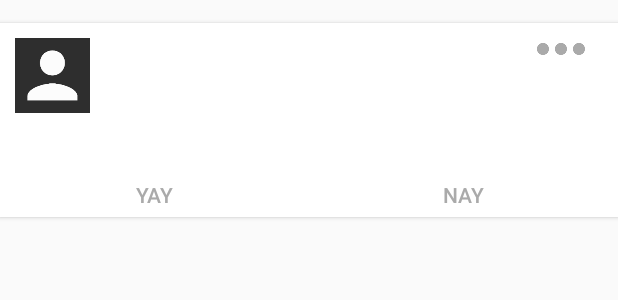
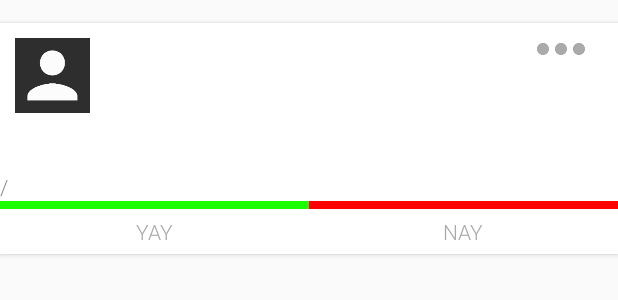
Before and after one commit to paidgeek/yaynay, an Android app: the layout question.xml on its own in the app's theme, with its tools: preview values and no code run, on a phone screen of 412 x 824 dp. Shown: the top 300 px of the screen. Run offline under Robolectric (Android 15) with nearby library versions, the phone set to English and light mode, and no system bars.

Commit message:
answering

```diff
--- a/app/src/main/java/com/moybl/yaynay/SignInActivity.java
+++ b/app/src/main/java/com/moybl/yaynay/SignInActivity.java
@@ -26,6 +26,7 @@ import java.util.logging.Logger;
 
 import butterknife.BindView;
 import butterknife.ButterKnife;
+import butterknife.OnClick;
 
 public class SignInActivity extends AppCompatActivity {
 
@@ -118,7 +119,8 @@ public class SignInActivity extends AppCompatActivity {
 		});
 	}
 
-	public void onGoogleSignInClick(View view) {
+	@OnClick(R.id.google_sign_in_button)
+	public void onGoogleSignInClick() {
 		Intent signInIntent = Auth.GoogleSignInApi.getSignInIntent(mGoogleApiClient);
 		startActivityForResult(signInIntent, RC_GOOGLE_SIGN_IN);
 	}
--- a/app/src/main/res/layout/question.xml
+++ b/app/src/main/res/layout/question.xml
@@ -2,6 +2,7 @@
 <layout xmlns:app="http://schemas.android.com/tools">
 	<data>
 		<import type="com.moybl.yaynay.Util"/>
+		<import type="android.view.View"/>
 		<variable name="question"
 					 type="com.moybl.yaynay.view.QuestionViewModel"/>
 	</data>
@@ -87,6 +88,40 @@
 							android:text="@{question.text, default=text}"/>
 				</LinearLayout>
 			</LinearLayout>
+
+			<LinearLayout
+					android:orientation="horizontal"
+					android:layout_width="match_parent"
+					android:layout_height="match_parent">
+				<TextView
+						android:layout_width="wrap_content"
+						android:layout_height="wrap_content"
+						android:text="@{String.valueOf(question.yayCount)}"/>
+				<TextView
+						android:layout_width="wrap_content"
+						android:layout_height="wrap_content"
+						android:text="/"/>
+				<TextView
+						android:layout_width="wrap_content"
+						android:layout_height="wrap_content"
+						android:text="@{String.valueOf(question.nayCount)}"/>
+			</LinearLayout>
+			<LinearLayout
+					android:visibility="@{question.yayCount > 0 || question.nayCount > 0 ? View.VISIBLE : View.GONE}"
+					android:orientation="horizontal"
+					android:layout_height="5dp"
+					android:layout_width="match_parent"
+					android:weightSum="1.0"
+					android:background="@color/nay">
+				<LinearLayout
+						android:layout_width="0dp"
+						android:layout_height="match_parent"
+						android:layout_weight="0.5"
+						android:background="@color/yay"
+						app:answerWeight="@{question.answerWeight}">
+				</LinearLayout>
+			</LinearLayout>
+
 			<LinearLayout
 					android:orientation="horizontal"
 					android:layout_width="match_parent"
@@ -97,7 +132,7 @@
 						android:layout_height="match_parent"
 						android:text="@string/yay"
 						android:textColor="@android:color/darker_gray"
-						android:onClick="@{question.onYayClick}"
+						android:onClick="@{question::onYayClick}"
 						android:background="?android:attr/selectableItemBackground"
 						android:layout_weight="1"/>
 				<Button
@@ -107,7 +142,7 @@
 						android:textColor="@android:color/darker_gray"
 						android:text="@string/nay"
 						android:background="?android:attr/selectableItemBackground"
-						android:onClick="@{question.onNayClick}"
+						android:onClick="@{question::onNayClick}"
 						android:layout_weight="1"/>
 			</LinearLayout>
 		</LinearLayout>
--- /dev/null
+++ b/app/src/main/res/values-v16/styles.xml
@@ -0,0 +1,11 @@
+<?xml version="1.0" encoding="utf-8"?>
+<resources>
+	<style name="RobotoTextViewStyle"
+			 parent="android:Widget.TextView">
+		<item name="android:fontFamily">sans-serif-light</item>
+	</style>
+	<style name="RobotoButtonStyle"
+			 parent="android:Widget.Holo.Button">
+		<item name="android:fontFamily">sans-serif-light</item>
+	</style>
+</resources>
--- a/app/src/main/res/values/colors.xml
+++ b/app/src/main/res/values/colors.xml
@@ -3,4 +3,6 @@
     <color name="colorPrimary">#3F51B5</color>
     <color name="colorPrimaryDark">#303F9F</color>
     <color name="colorAccent">#FF4081</color>
+    <color name="yay">#1aff00</color>
+    <color name="nay">#ff0000</color>
 </resources>
--- a/app/src/main/res/values/styles.xml
+++ b/app/src/main/res/values/styles.xml
@@ -1,8 +1,9 @@
 <resources>
 
-    <!-- Base application theme. -->
-    <style name="AppTheme" parent="Theme.AppCompat.Light.DarkActionBar">
-        <!-- Customize your theme here. -->
+	<style name="AppTheme"
+			 parent="Theme.AppCompat.Light.DarkActionBar">
+		<item name="android:textViewStyle">@style/RobotoTextViewStyle</item>
+		<item name="buttonStyle">@style/RobotoButtonStyle</item>
 		<item name="colorPrimary">@color/colorPrimary</item>
 		<item name="colorPrimaryDark">@color/colorPrimaryDark</item>
 		<item name="colorAccent">@color/colorAccent</item>
@@ -11,7 +12,9 @@
 		<item name="windowActionBar">false</item>
 		<item name="windowNoTitle">true</item>
 	</style>
-    <style name="AppTheme.AppBarOverlay" parent="ThemeOverlay.AppCompat.Dark.ActionBar"/>
-    <style name="AppTheme.PopupOverlay" parent="ThemeOverlay.AppCompat.Light"/>
+	<style name="AppTheme.AppBarOverlay"
+			 parent="ThemeOverlay.AppCompat.Dark.ActionBar"/>
+	<style name="AppTheme.PopupOverlay"
+			 parent="ThemeOverlay.AppCompat.Light"/>
 
 </resources>
--- a/backend/src/main/java/com/moybl/yaynay/backend/AnswerEndpoint.java
+++ b/backend/src/main/java/com/moybl/yaynay/backend/AnswerEndpoint.java
@@ -5,6 +5,8 @@ import com.google.api.server.spi.config.ApiMethod;
 import com.google.api.server.spi.config.Named;
 import com.google.api.server.spi.response.NotFoundException;
 import com.google.api.server.spi.response.UnauthorizedException;
+import com.google.appengine.api.datastore.Key;
+import com.google.appengine.api.datastore.KeyFactory;
 
 import com.moybl.yaynay.backend.auth.AskerUser;
 import com.moybl.yaynay.backend.auth.YayNayAuthenticator;
@@ -26,11 +28,12 @@ public class AnswerEndpoint extends YayNayEndpoint {
 		}
 
 		Asker asker = ((AskerUser) user).getAsker();
+		Key questionKey = KeyFactory.createKey("Question", questionId);
 
 		Question question = OfyService.ofy()
 				.load()
 				.type(Question.class)
-				.filterKey(questionId)
+				.filterKey(questionKey)
 				.first()
 				.now();
 
```
Also changed, not shown: app/src/main/java/com/moybl/yaynay/view/QuestionViewModel.java (+60 -3 lines). Lines whose indentation alone changed are shown as unchanged.
